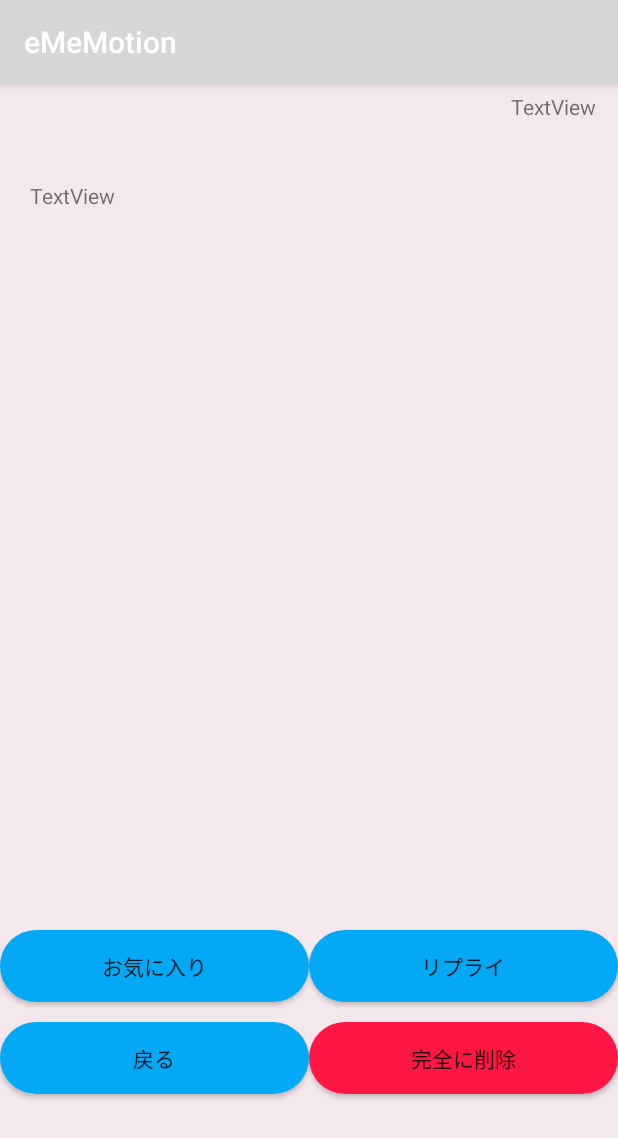
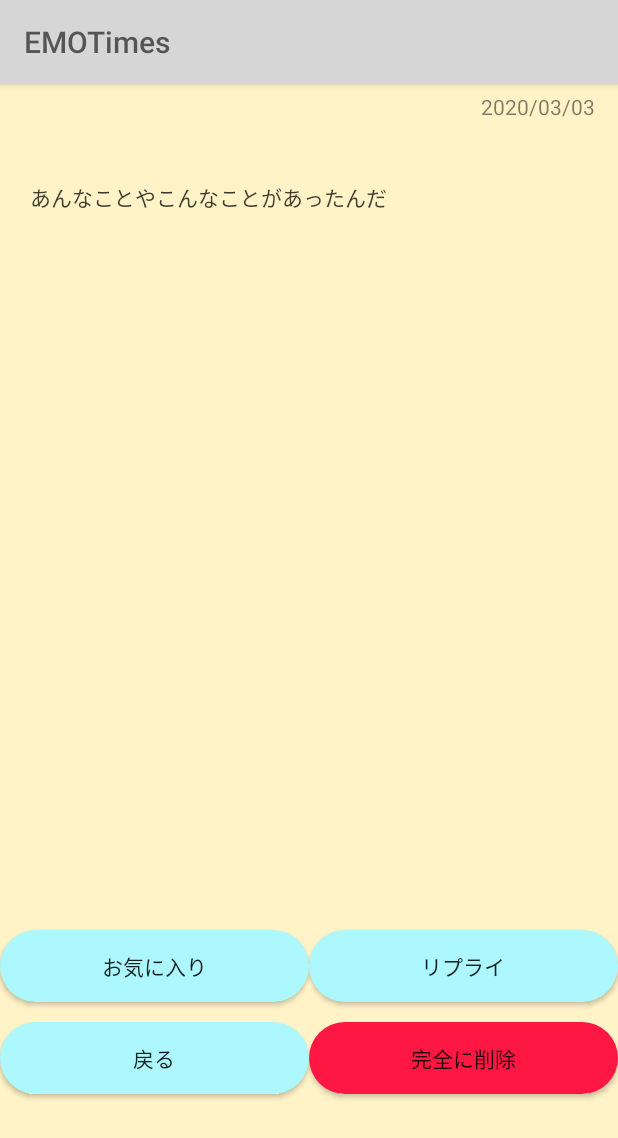
Before and after one commit to leopon55/ForgetMemo, an Android app: the DetailActivity screen opened directly, with no data from a screen before it, on a phone screen of 412 x 824 dp. Shown: the top 1138 px of the screen. Run offline under Robolectric (Android 15) with nearby library versions, the phone set to English and light mode, and no system bars; libraries missing offline, so code that uses them is left out: io.realm; 2 statements that could not run were skipped.

Commit message:
色を変更

```diff
--- a/app/src/main/AndroidManifest.xml
+++ b/app/src/main/AndroidManifest.xml
@@ -6,7 +6,7 @@
         android:name=".RealmMemoApplication"
         android:allowBackup="true"
         android:icon="@mipmap/ic_launcher"
-        android:label="eMeMotion"
+        android:label="EMOTimes"
         android:roundIcon="@mipmap/ic_launcher_round"
         android:supportsRtl="true"
         android:theme="@style/AppTheme">
--- a/app/src/main/res/layout/activity_detail.xml
+++ b/app/src/main/res/layout/activity_detail.xml
@@ -20,8 +20,9 @@
             android:layout_margin="5dp"
             android:layout_weight="0.1"
             android:paddingRight="10dp"
-            android:text="TextView"
-            android:textAlignment="textEnd" />
+            android:text="2020/03/03"
+            android:textAlignment="textEnd"
+            android:textColor="#80000000" />
 
         <TextView
             android:id="@+id/detailTextView"
@@ -32,8 +33,9 @@
             android:layout_weight="3"
             android:ems="11"
             android:padding="10dp"
-            android:text="TextView"
-            android:textAlignment="textStart" />
+            android:text="あんなことやこんなことがあったんだ"
+            android:textAlignment="textStart"
+            android:textColor="#C2000000" />
 
         <LinearLayout
             android:layout_width="match_parent"
--- a/app/src/main/res/layout/activity_list_view.xml
+++ b/app/src/main/res/layout/activity_list_view.xml
@@ -1,10 +1,10 @@
 <?xml version="1.0" encoding="utf-8"?>
-<androidx.constraintlayout.widget.ConstraintLayout
-    xmlns:android="http://schemas.android.com/apk/res/android"
+<androidx.constraintlayout.widget.ConstraintLayout xmlns:android="http://schemas.android.com/apk/res/android"
     xmlns:app="http://schemas.android.com/apk/res-auto"
     xmlns:tools="http://schemas.android.com/tools"
     android:layout_width="match_parent"
     android:layout_height="match_parent"
+    android:background="@color/colorPrimary"
     tools:context=".MainActivity">
 
     <androidx.recyclerview.widget.RecyclerView
--- a/app/src/main/res/layout/activity_main.xml
+++ b/app/src/main/res/layout/activity_main.xml
@@ -21,10 +21,13 @@
             android:layout_marginBottom="10dp"
             android:layout_weight="1"
             android:ems="11"
+            android:fontFamily="sans-serif"
             android:hint="嫌なこと、忘れたいこと"
+            android:inputType="textMultiLine"
             android:padding="10dp"
             android:textAlignment="textStart"
-            android:inputType="textMultiLine"/>
+            android:textColor="#C2000000"
+            android:textStyle="normal" />
 
         <LinearLayout
             android:layout_width="match_parent"
--- /dev/null
+++ b/app/src/main/res/values-v26/styles.xml
@@ -0,0 +1,8 @@
+<?xml version="1.0" encoding="utf-8"?>
+<resources>
+
+    <style name="titleTextStyle" parent="TextAppearance.AppCompat.Widget.ActionBar.Title">
+        <item name="android:textColor">@color/colorPrimaryText</item>
+        <item name="android:fontStyle">italic</item>
+    </style>
+</resources>
--- a/app/src/main/res/values/colors.xml
+++ b/app/src/main/res/values/colors.xml
@@ -1,6 +1,9 @@
 <?xml version="1.0" encoding="utf-8"?>
 <resources>
-    <color name="colorPrimary">#F4E7ED</color>
-    <color name="colorPrimaryDark">#C9D189C8</color>
-    <color name="colorAccent">#03A9F4</color>
+    <color name="colorPrimary">#FFF3C7</color>
+    <color name="colorPrimaryDark">#D2EA72</color>
+    <color name="colorAccent">#ADF8FE</color>
+
+    <color name="colorPrimaryText">#9A000000</color>
+
 </resources>
--- a/app/src/main/res/values/styles.xml
+++ b/app/src/main/res/values/styles.xml
@@ -1,4 +1,4 @@
-<resources>
+<resources xmlns:tools="http://schemas.android.com/tools">
 
     <!-- Base application theme. -->
     <style name="AppTheme" parent="Theme.AppCompat.Light.DarkActionBar">
@@ -20,7 +20,8 @@
 
     <!-- タイトルテキストカラーの設定 -->
     <style name="titleTextStyle" parent="TextAppearance.AppCompat.Widget.ActionBar.Title">
-        <item name="android:textColor">#FFFFFF</item>
+        <item name="android:textColor">@color/colorPrimaryText</item>
+<!--        <item name="android:fontStyle">italic</item>-->
     </style>
 
 </resources>
```
Also changed, not shown: app/src/main/res/layout/list_cell.xml (+8 -5 lines).
